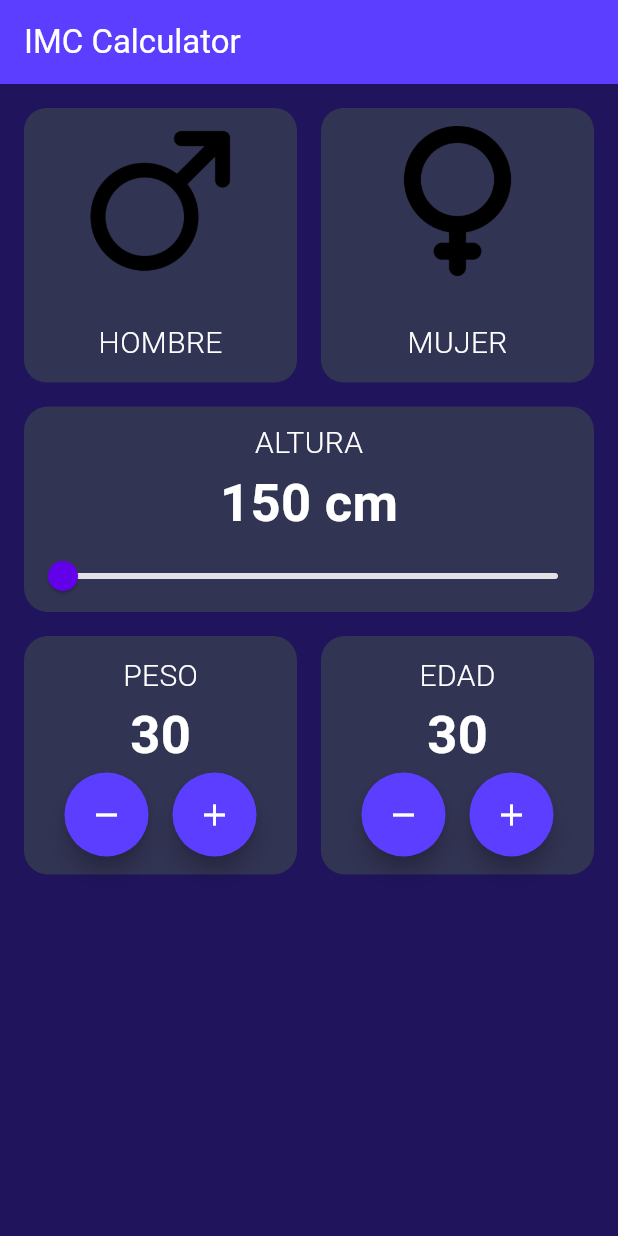
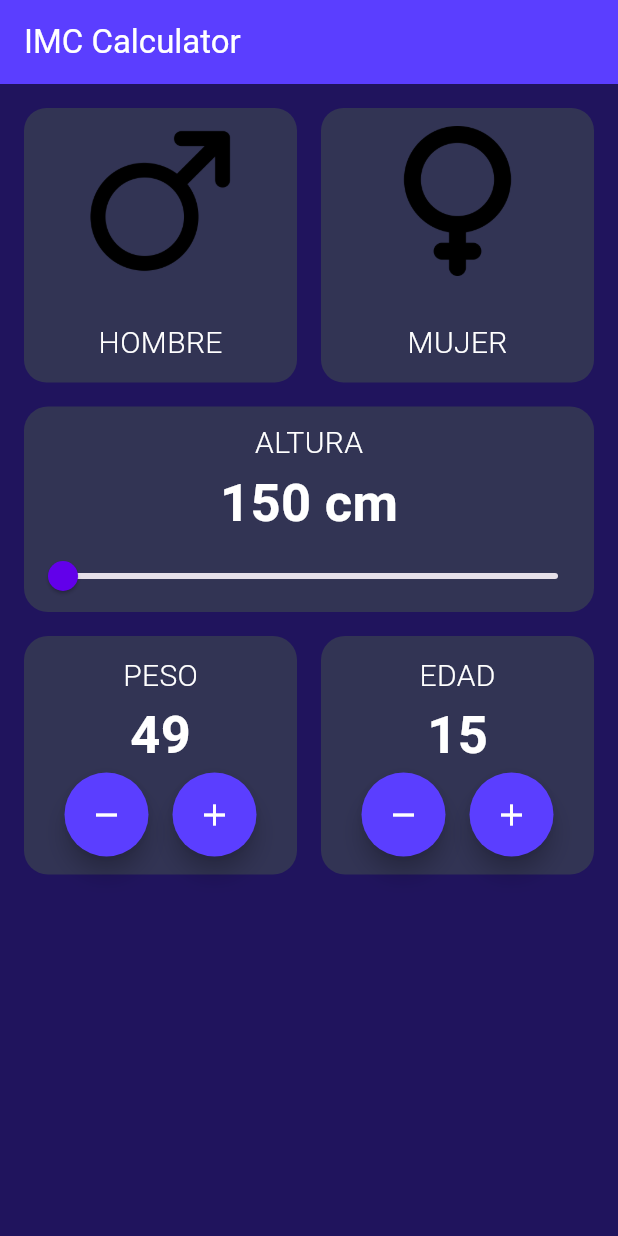
Before and after one commit to DanielGuzmanV/Proyecto-Flutter-IMCApp, a Flutter app: the screen it shows after launch, after a tap on the "remove" icon, on a phone screen of 412 x 824 dp. Run offline on Flutter 3.47's test engine with Material 3 defaults, Android fonts, the phone set to English and light mode, and no system bars.

Commit message:
funciones para aumentar y restar edad y peso

```diff
--- a/lib/components/number_selector.dart
+++ b/lib/components/number_selector.dart
@@ -4,10 +4,16 @@ import 'package:imc_app/config/theme/text_style.dart';
 
 class NumberSelector extends StatefulWidget {
   final String title;
+  final int value;
+  final Function() onIncrement;
+  final Function() onDecrement;
 
   const NumberSelector({
     super.key,
-    required this.title
+    required this.title,
+    required this.onIncrement,
+    required this.value,
+    required this.onDecrement
   });
 
   @override
@@ -29,9 +35,9 @@ class _NumberSelectorState extends State<NumberSelector> {
 
           children: [
             Text(widget.title, style: ClaseTextStyles.bodyText,),
-            const Text(
-              '30',
-              style: TextStyle(
+            Text(
+              widget.value.toString(),
+              style: const TextStyle(
                 color: Colors.white,
                 fontSize: 35,
                 fontWeight: FontWeight.bold
@@ -41,8 +47,11 @@ class _NumberSelectorState extends State<NumberSelector> {
             Row(
               mainAxisAlignment: MainAxisAlignment.center,
               children: [
+                // Boton para disminuir
                 FloatingActionButton(
-                  onPressed: (){},
+                  onPressed: (){
+                    widget.onDecrement();
+                  },
                   shape: const CircleBorder(),
                   backgroundColor: ThemeColor.primary,
                   child: const Icon(Icons.remove, color: Colors.white,),
@@ -51,8 +60,11 @@ class _NumberSelectorState extends State<NumberSelector> {
 
                 const SizedBox(width: 16,),
 
+                // Boton para aumentar
                 FloatingActionButton(
-                  onPressed: (){},
+                  onPressed: (){
+                    widget.onIncrement();
+                  },
                   shape: const CircleBorder(),
                   backgroundColor: ThemeColor.primary,
                   child: const Icon(Icons.add, color: Colors.white,),
--- a/lib/presentation/screens/imc_home.dart
+++ b/lib/presentation/screens/imc_home.dart
@@ -11,26 +11,60 @@ class ImcHomeScreen extends StatefulWidget {
 }
 
 class _ImcHomeScreenState extends State<ImcHomeScreen> {
+
+  int selectEdad = 15;
+  int selectPeso = 50;
+
   @override
   Widget build(BuildContext context) {
     return ListView(
-      children:const <Widget> [
-        GenderSelector(),
-        HeightSelector(),
+      children: <Widget> [
+
+        // Clases:
+        const GenderSelector(),
+        const HeightSelector(),
 
         Padding(
-          padding: EdgeInsets.all(16),
+          padding: const EdgeInsets.all(16),
           child: Row(
             children: <Widget> [
 
               Expanded(
-                child: NumberSelector(title: 'PESO')
+                child: NumberSelector(
+                  title: 'PESO',
+                  value: selectPeso,
+                  onDecrement: () {
+                    setState(() {
+                      if(selectPeso == 0)return;
+                        selectPeso--;
+                    });
+                  },
+                  onIncrement: () {
+                    setState(() {
+                      selectPeso++;
+                    });
+                  },
+                )
               ),
 
-              SizedBox(width: 16,),
+              const SizedBox(width: 16,),
 
               Expanded(
-                child: NumberSelector(title: 'EDAD')
+                child: NumberSelector(
+                  title: 'EDAD',
+                  value: selectEdad,
+                  onDecrement: () {
+                    setState(() {
+                      if(selectEdad == 0) return;
+                        selectEdad--;
+                    });
+                  },
+                  onIncrement: () {
+                    setState(() {
+                      selectEdad++;
+                    });
+                  },
+                )
               ),
 
             ],
```
